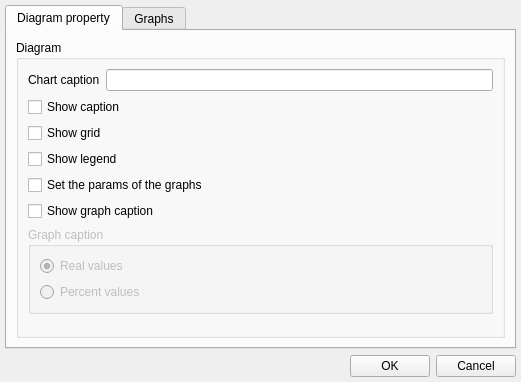
Qt form QtRptDesigner/EditFldDlg.ui (DatabasesWorks/QtRPT-Report) before a commit.
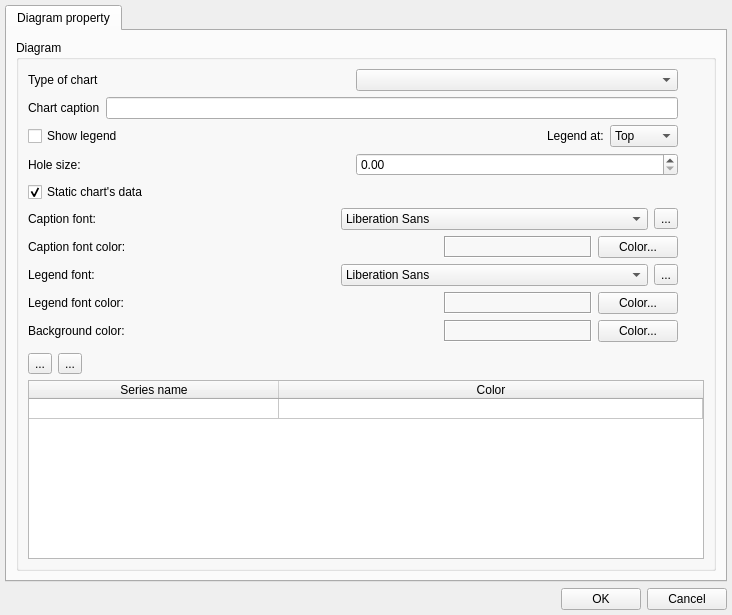
The same form after that commit. The open tabs and pages were chosen to show the change. Icons and pictures are not drawn. Custom widgets are drawn as their Qt base class.

What changed in the file:
```diff
--- a/QtRptDesigner/EditFldDlg.ui
+++ b/QtRptDesigner/EditFldDlg.ui
@@ -6,8 +6,8 @@
    <rect>
     <x>0</x>
     <y>0</y>
-    <width>521</width>
-    <height>382</height>
+    <width>732</width>
+    <height>615</height>
    </rect>
   </property>
   <property name="windowTitle">
@@ -598,229 +598,462 @@
              <property name="title">
               <string>Diagram</string>
              </property>
-             <layout class="QVBoxLayout" name="verticalLayout_12">
+             <layout class="QVBoxLayout" name="verticalLayout_17">
               <item>
-               <layout class="QHBoxLayout" name="horizontalLayout_8">
+               <layout class="QHBoxLayout" name="horizontalLayout_23">
                 <item>
-                 <widget class="QLabel" name="label_2">
-                  <property name="text">
-                   <string>Chart caption</string>
-                  </property>
-                 </widget>
+                 <layout class="QVBoxLayout" name="verticalLayout_12">
+                  <item>
+                   <layout class="QHBoxLayout" name="horizontalLayout_13">
+                    <item>
+                     <widget class="QLabel" name="label_8">
+                      <property name="text">
+                       <string>Type of chart</string>
+                      </property>
+                     </widget>
+                    </item>
+                    <item>
+                     <widget class="QComboBox" name="cbChartType"/>
+                    </item>
+                   </layout>
+                  </item>
+                  <item>
+                   <layout class="QHBoxLayout" name="horizontalLayout_8">
+                    <item>
+                     <widget class="QLabel" name="label_2">
+                      <property name="text">
+                       <string>Chart caption</string>
+                      </property>
+                     </widget>
+                    </item>
+                    <item>
+                     <widget class="QLineEdit" name="edtCaption"/>
+                    </item>
+                   </layout>
+                  </item>
+                  <item>
+                   <layout class="QHBoxLayout" name="horizontalLayout_15">
+                    <item>
+                     <widget class="QCheckBox" name="chkShowLegend">
+                      <property name="text">
+                       <string>Show legend</string>
+                      </property>
+                     </widget>
+                    </item>
+                    <item>
+                     <spacer name="horizontalSpacer_8">
+                      <property name="orientation">
+                       <enum>Qt::Horizontal</enum>
+                      </property>
+                      <property name="sizeHint" stdset="0">
+                       <size>
+                        <width>40</width>
+                        <height>20</height>
+                       </size>
+                      </property>
+                     </spacer>
+                    </item>
+                    <item>
+                     <widget class="QLabel" name="label_12">
+                      <property name="text">
+                       <string>Legend at:</string>
+                      </property>
+                     </widget>
+                    </item>
+                    <item>
+                     <widget class="QComboBox" name="cbLegendAligment">
+                      <item>
+                       <property name="text">
+                        <string>Top</string>
+                       </property>
+                      </item>
+                      <item>
+                       <property name="text">
+                        <string>Bottom</string>
+                       </property>
+                      </item>
+                      <item>
+                       <property name="text">
+                        <string>Left</string>
+                       </property>
+                      </item>
+                      <item>
+                       <property name="text">
+                        <string>Right</string>
+                       </property>
+                      </item>
+                     </widget>
+                    </item>
+                   </layout>
+                  </item>
+                  <item>
+                   <layout class="QHBoxLayout" name="horizontalLayout_20">
+                    <item>
+                     <widget class="QLabel" name="lblHoleSize">
+                      <property name="text">
+                       <string>Hole size:</string>
+                      </property>
+                     </widget>
+                    </item>
+                    <item>
+                     <widget class="QDoubleSpinBox" name="spnHoleSize">
+                      <property name="maximum">
+                       <double>0.800000000000000</double>
+                      </property>
+                      <property name="singleStep">
+                       <double>0.050000000000000</double>
+                      </property>
+                     </widget>
+                    </item>
+                   </layout>
+                  </item>
+                  <item>
+                   <widget class="QCheckBox" name="chkStaticChart">
+                    <property name="text">
+                     <string>Static chart's data</string>
+                    </property>
+                    <property name="checked">
+                     <bool>true</bool>
+                    </property>
+                   </widget>
+                  </item>
+                  <item>
+                   <layout class="QHBoxLayout" name="horizontalLayout_21">
+                    <item>
+                     <widget class="QLabel" name="label_13">
+                      <property name="text">
+                       <string>Caption font:</string>
+                      </property>
+                     </widget>
+                    </item>
+                    <item>
+                     <widget class="QFontComboBox" name="fntTitle">
+                      <property name="editable">
+                       <bool>false</bool>
+                      </property>
+                     </widget>
+                    </item>
+                    <item>
+                     <widget class="QToolButton" name="btnTitleFont">
+                      <property name="text">
+                       <string>...</string>
+                      </property>
+                     </widget>
+                    </item>
+                   </layout>
+                  </item>
+                  <item>
+                   <layout class="QHBoxLayout" name="horizontalLayout_24">
+                    <item>
+                     <widget class="QLabel" name="label_17">
+                      <property name="text">
+                       <string>Caption font color:</string>
+                      </property>
+                     </widget>
+                    </item>
+                    <item>
+                     <spacer name="horizontalSpacer_4">
+                      <property name="orientation">
+                       <enum>Qt::Horizontal</enum>
+                      </property>
+                      <property name="sizeHint" stdset="0">
+                       <size>
+                        <width>40</width>
+                        <height>20</height>
+                       </size>
+                      </property>
+                     </spacer>
+                    </item>
+                    <item>
+                     <widget class="QLabel" name="lblColorTitle">
+                      <property name="minimumSize">
+                       <size>
+                        <width>148</width>
+                        <height>0</height>
+                       </size>
+                      </property>
+                      <property name="frameShape">
+                       <enum>QFrame::Box</enum>
+                      </property>
+                      <property name="frameShadow">
+                       <enum>QFrame::Sunken</enum>
+                      </property>
+                      <property name="text">
+                       <string/>
+                      </property>
+                     </widget>
+                    </item>
+                    <item>
+                     <widget class="QPushButton" name="btnColorTitle">
+                      <property name="text">
+                       <string>Color...</string>
+                      </property>
+                     </widget>
+                    </item>
+                   </layout>
+                  </item>
+                  <item>
+                   <layout class="QHBoxLayout" name="horizontalLayout_22">
+                    <item>
+                     <widget class="QLabel" name="label_14">
+                      <property name="text">
+                       <string>Legend font:</string>
+                      </property>
+                     </widget>
+                    </item>
+                    <item>
+                     <widget class="QFontComboBox" name="fntLegend">
+                      <property name="editable">
+                       <bool>false</bool>
+                      </property>
+                     </widget>
+                    </item>
+                    <item>
+                     <widget class="QToolButton" name="btnLegendFont">
+                      <property name="text">
+                       <string>...</string>
+                      </property>
+                     </widget>
+                    </item>
+                   </layout>
+                  </item>
+                  <item>
+                   <layout class="QHBoxLayout" name="horizontalLayout_25">
+                    <item>
+                     <widget class="QLabel" name="label_16">
+                      <property name="text">
+                       <string>Legend font color:</string>
+                      </property>
+                     </widget>
+                    </item>
+                    <item>
+                     <spacer name="horizontalSpacer_7">
+                      <property name="orientation">
+                       <enum>Qt::Horizontal</enum>
+                      </property>
+                      <property name="sizeHint" stdset="0">
+                       <size>
+                        <width>40</width>
+                        <height>20</height>
+                       </size>
+                      </property>
+                     </spacer>
+                    </item>
+                    <item>
+                     <widget class="QLabel" name="lblColorLegend">
+                      <property name="minimumSize">
+                       <size>
+                        <width>148</width>
+                        <height>0</height>
+                       </size>
+                      </property>
+                      <property name="frameShape">
+                       <enum>QFrame::Box</enum>
+                      </property>
+                      <property name="frameShadow">
+                       <enum>QFrame::Sunken</enum>
+                      </property>
+                      <property name="text">
+                       <string/>
+                      </property>
+                     </widget>
+                    </item>
+                    <item>
+                     <widget class="QPushButton" name="btnColorLegend">
+                      <property name="text">
+                       <string>Color...</string>
+                      </property>
+                     </widget>
+                    </item>
+                   </layout>
+                  </item>
+                  <item>
+                   <layout class="QHBoxLayout" name="horizontalLayout_26">
+                    <item>
+                     <widget class="QLabel" name="label_15">
+                      <property name="text">
+                       <string>Background color:</string>
+                      </property>
+                     </widget>
+                    </item>
+                    <item>
+                     <spacer name="horizontalSpacer_9">
+                      <property name="orientation">
+                       <enum>Qt::Horizontal</enum>
+                      </property>
+                      <property name="sizeHint" stdset="0">
+                       <size>
+                        <width>40</width>
+                        <height>20</height>
+                       </size>
+                      </property>
+                     </spacer>
+                    </item>
+                    <item>
+                     <widget class="QLabel" name="lblColorBackground">
+                      <property name="minimumSize">
+                       <size>
+                        <width>148</width>
+                        <height>0</height>
+                       </size>
+                      </property>
+                      <property name="frameShape">
+                       <enum>QFrame::Box</enum>
+                      </property>
+                      <property name="frameShadow">
+                       <enum>QFrame::Sunken</enum>
+                      </property>
+                      <property name="text">
+                       <string/>
+                      </property>
+                     </widget>
+                    </item>
+                    <item>
+                     <widget class="QPushButton" name="btnColorBackground">
+                      <property name="text">
+                       <string>Color...</string>
+                      </property>
+                     </widget>
+                    </item>
+                   </layout>
+                  </item>
+                  <item>
+                   <spacer name="verticalSpacer_6">
+                    <property name="orientation">
+                     <enum>Qt::Vertical</enum>
+                    </property>
+                    <property name="sizeHint" stdset="0">
+                     <size>
+                      <width>20</width>
+                      <height>18</height>
+                     </size>
+                    </property>
+                   </spacer>
+                  </item>
+                  <item>
+                   <layout class="QHBoxLayout" name="horizontalLayout_14">
+                    <item>
+                     <widget class="QToolButton" name="btnAddSeries">
+                      <property name="toolTip">
+                       <string>Add row</string>
+                      </property>
+                      <property name="text">
+                       <string>...</string>
+                      </property>
+                      <property name="icon">
+                       <iconset resource="images.qrc">
+                        <normaloff>:/new/prefix1/images/edit_add.png</normaloff>:/new/prefix1/images/edit_add.png</iconset>
+                      </property>
+                     </widget>
+                    </item>
+                    <item>
+                     <widget class="QToolButton" name="btnRemoveSeries">
+                      <property name="toolTip">
+                       <string>Remove row</string>
+                      </property>
+                      <property name="text">
+                       <string>...</string>
+                      </property>
+                      <property name="icon">
+                       <iconset resource="images.qrc">
+                        <normaloff>:/new/prefix1/images/edit_remove.png</normaloff>:/new/prefix1/images/edit_remove.png</iconset>
+                      </property>
+                     </widget>
+                    </item>
+                    <item>
+                     <spacer name="horizontalSpacer_5">
+                      <property name="orientation">
+                       <enum>Qt::Horizontal</enum>
+                      </property>
+                      <property name="sizeHint" stdset="0">
+                       <size>
+                        <width>40</width>
+                        <height>20</height>
+                       </size>
+                      </property>
+                     </spacer>
+                    </item>
+                   </layout>
+                  </item>
+                 </layout>
                 </item>
                 <item>
-                 <widget class="QLineEdit" name="edtCaption"/>
+                 <layout class="QVBoxLayout" name="verticalLayout_10">
+                  <item>
+                   <widget class="QLabel" name="lblChartTypePic">
+                    <property name="text">
+                     <string/>
+                    </property>
+                    <property name="pixmap">
+                     <pixmap resource="images.qrc">:/new/prefix1/images/pieChart.png</pixmap>
+                    </property>
+                    <property name="scaledContents">
+                     <bool>true</bool>
+                    </property>
+                   </widget>
+                  </item>
+                  <item>
+                   <spacer name="verticalSpacer_3">
+                    <property name="orientation">
+                     <enum>Qt::Vertical</enum>
+                    </property>
+                    <property name="sizeHint" stdset="0">
+                     <size>
+                      <width>20</width>
+                      <height>40</height>
+                     </size>
+                    </property>
+                   </spacer>
+                  </item>
+                 </layout>
                 </item>
                </layout>
               </item>
               <item>
-               <widget class="QCheckBox" name="chkShowCaption">
-                <property name="text">
-                 <string>Show caption</string>
+               <widget class="QTableWidget" name="tableSeries">
+                <property name="editTriggers">
+                 <set>QAbstractItemView::NoEditTriggers</set>
                 </property>
-               </widget>
-              </item>
-              <item>
-               <widget class="QCheckBox" name="chkShowGrid">
-                <property name="text">
-                 <string>Show grid</string>
-                </property>
-               </widget>
-              </item>
-              <item>
-               <widget class="QCheckBox" name="chkShowLegend">
-                <property name="text">
-                 <string>Show legend</string>
-                </property>
-               </widget>
-              </item>
-              <item>
-               <widget class="QCheckBox" name="chkGraphs">
-                <property name="text">
-                 <string>Set the params of the graphs</string>
-                </property>
-               </widget>
-              </item>
-              <item>
-               <widget class="QCheckBox" name="chkGraphsCaption">
-                <property name="text">
-                 <string>Show graph caption</string>
-                </property>
-               </widget>
-              </item>
-              <item>
-               <widget class="QGroupBox" name="grpGraphCaption">
-                <property name="enabled">
+                <attribute name="horizontalHeaderDefaultSectionSize">
+                 <number>250</number>
+                </attribute>
+                <attribute name="horizontalHeaderStretchLastSection">
+                 <bool>true</bool>
+                </attribute>
+                <attribute name="verticalHeaderVisible">
                  <bool>false</bool>
-                </property>
-                <property name="title">
-                 <string>Graph caption</string>
-                </property>
-                <layout class="QVBoxLayout" name="verticalLayout_10">
-                 <item>
-                  <widget class="QRadioButton" name="rbRealValue">
-                   <property name="text">
-                    <string>Real values</string>
-                   </property>
-                   <property name="checked">
-                    <bool>true</bool>
-                   </property>
-                  </widget>
-                 </item>
-                 <item>
-                  <widget class="QRadioButton" name="rbPercentValue">
-                   <property name="text">
-                    <string>Percent values</string>
-                   </property>
-                  </widget>
-                 </item>
-                </layout>
+                </attribute>
+                <attribute name="verticalHeaderDefaultSectionSize">
+                 <number>20</number>
+                </attribute>
+                <attribute name="verticalHeaderHighlightSections">
+                 <bool>false</bool>
+                </attribute>
+                <attribute name="verticalHeaderStretchLastSection">
+                 <bool>false</bool>
+                </attribute>
+                <row>
+                 <property name="text">
+                  <string>Новая строка</string>
+                 </property>
+                </row>
+                <column>
+                 <property name="text">
+                  <string>Series name</string>
+                 </property>
+                </column>
+                <column>
+                 <property name="text">
+                  <string>Color</string>
+                 </property>
+                </column>
                </widget>
               </item>
-              <item>
-               <spacer name="verticalSpacer_3">
-                <property name="orientation">
-                 <enum>Qt::Vertical</enum>
-                </property>
-                <property name="sizeHint" stdset="0">
-                 <size>
-                  <width>20</width>
-                  <height>40</height>
-                 </size>
-                </property>
-               </spacer>
-              </item>
              </layout>
             </widget>
            </item>
           </layout>
          </widget>
-         <widget class="QWidget" name="tabGraphs">
-          <attribute name="title">
-           <string>Graphs</string>
-          </attribute>
-          <layout class="QVBoxLayout" name="verticalLayout_14">
-           <item>
-            <layout class="QHBoxLayout" name="horizontalLayout_9">
-             <property name="spacing">
-              <number>0</number>
-             </property>
-             <item>
-              <widget class="QToolButton" name="btnAddRow">
-               <property name="toolTip">
-                <string>Add row</string>
-               </property>
-               <property name="text">
-                <string>...</string>
-               </property>
-               <property name="icon">
-                <iconset resource="images.qrc">
-                 <normaloff>:/new/prefix1/images/edit_add.png</normaloff>:/new/prefix1/images/edit_add.png</iconset>
-               </property>
-              </widget>
-             </item>
-             <item>
-              <widget class="QToolButton" name="btnRemoveRow">
-               <property name="toolTip">
-                <string>Remove row</string>
-               </property>
-               <property name="text">
-                <string>...</string>
-               </property>
-               <property name="icon">
-                <iconset resource="images.qrc">
-                 <normaloff>:/new/prefix1/images/edit_remove.png</normaloff>:/new/prefix1/images/edit_remove.png</iconset>
-               </property>
-              </widget>
-             </item>
-             <item>
-              <widget class="QToolButton" name="btnUp">
-               <property name="toolTip">
-                <string>Up</string>
-               </property>
-               <property name="text">
-                <string>...</string>
-               </property>
-               <property name="icon">
-                <iconset resource="images.qrc">
-                 <normaloff>:/new/prefix1/images/up.png</normaloff>:/new/prefix1/images/up.png</iconset>
-               </property>
-              </widget>
-             </item>
-             <item>
-              <widget class="QToolButton" name="btnDown">
-               <property name="toolTip">
-                <string>Down</string>
-               </property>
-               <property name="text">
-                <string>...</string>
-               </property>
-               <property name="icon">
-                <iconset resource="images.qrc">
-                 <normaloff>:/new/prefix1/images/down.png</normaloff>:/new/prefix1/images/down.png</iconset>
-               </property>
-              </widget>
-             </item>
-             <item>
-              <spacer name="horizontalSpacer_4">
-               <property name="orientation">
-                <enum>Qt::Horizontal</enum>
-               </property>
-               <property name="sizeHint" stdset="0">
-                <size>
-                 <width>40</width>
-                 <height>20</height>
-                </size>
-               </property>
-              </spacer>
-             </item>
-            </layout>
-           </item>
-           <item>
-            <widget class="QTableWidget" name="tableWidget">
-             <property name="editTriggers">
-              <set>QAbstractItemView::DoubleClicked</set>
-             </property>
-             <property name="selectionMode">
-              <enum>QAbstractItemView::SingleSelection</enum>
-             </property>
-             <property name="columnCount">
-              <number>3</number>
-             </property>
-             <attribute name="horizontalHeaderDefaultSectionSize">
-              <number>120</number>
-             </attribute>
-             <attribute name="horizontalHeaderMinimumSectionSize">
-              <number>30</number>
-             </attribute>
-             <attribute name="horizontalHeaderStretchLastSection">
-              <bool>true</bool>
-             </attribute>
-             <attribute name="verticalHeaderVisible">
-              <bool>false</bool>
-             </attribute>
-             <attribute name="verticalHeaderDefaultSectionSize">
-              <number>22</number>
-             </attribute>
-             <column>
-              <property name="text">
-               <string>Caption</string>
-              </property>
-             </column>
-             <column>
-              <property name="text">
-               <string>Value</string>
-              </property>
-             </column>
-             <column>
-              <property name="text">
-               <string>Color</string>
-              </property>
-             </column>
-            </widget>
-           </item>
-          </layout>
-         </widget>
         </widget>
        </item>
       </layout>
```
Left out of the diff: 199 changed lines with no effect on the pictures.
